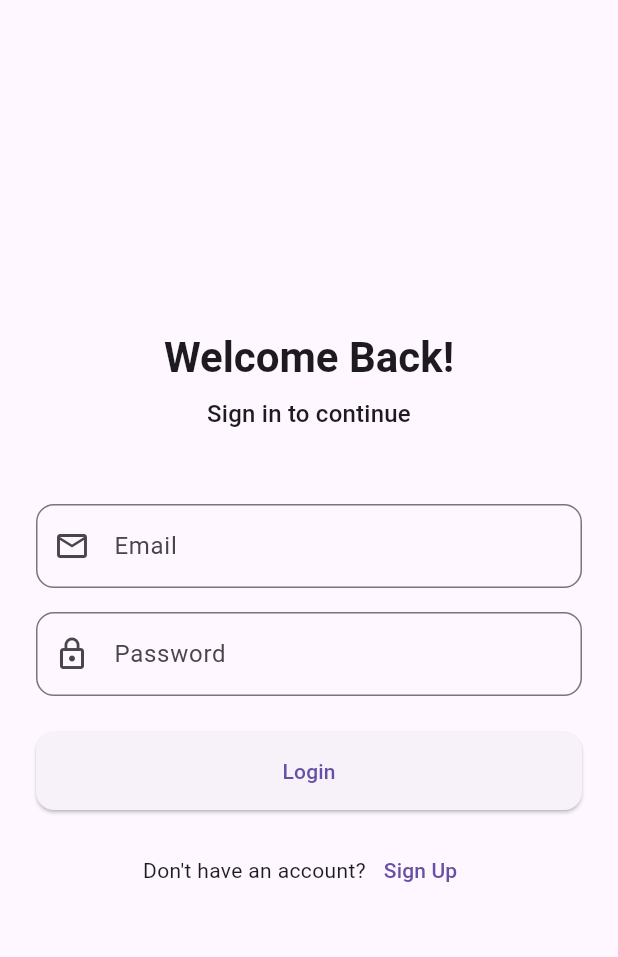
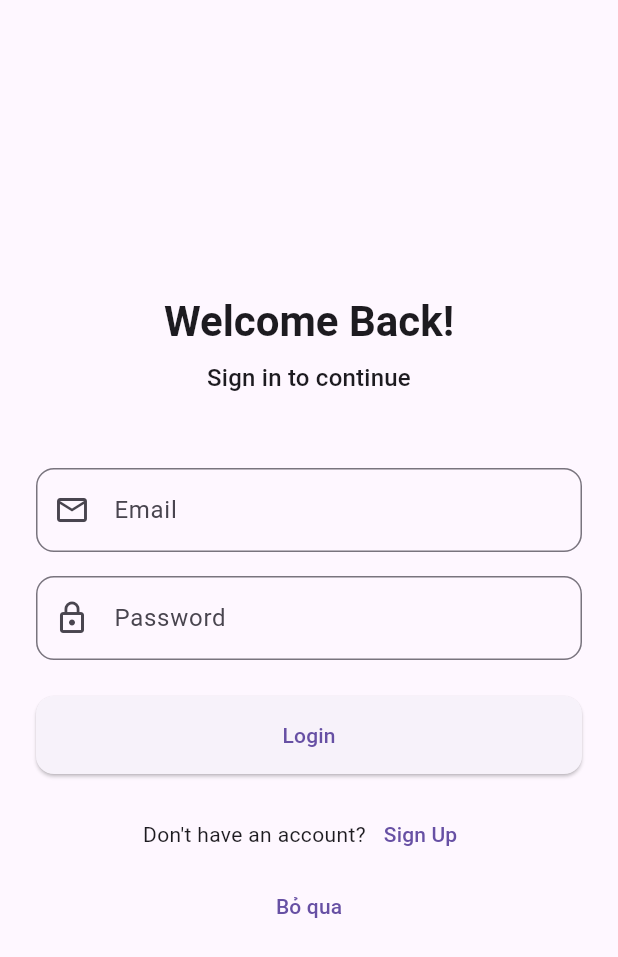
Before and after one commit to tranguyenxuwu/money-app, a Flutter app: the screen it shows after launch, on a phone screen of 412 x 824 dp. Shown: the top 957 px of the screen. Run offline on Flutter 3.47's test engine with Material 3 defaults, Android fonts, the phone set to English and light mode, and no system bars; our stand-ins replace cloud_firestore, firebase_auth, firebase_core, fl_chart, flutter_dotenv, image_picker and 2 more; accounts and stored records are empty; generated files the repository leaves out were written again.

Commit message:
Cuối cùng cũng commit được khổ quá

```diff
--- a/lib/screens/login_and_signup/login_screen.dart
+++ b/lib/screens/login_and_signup/login_screen.dart
@@ -151,6 +151,14 @@ class _LoginScreenState extends State<LoginScreen> {
                       ),
                     ],
                   ),
+                  TextButton(
+                    onPressed: () {
+                      Navigator.of(context).pushReplacement(
+                        MaterialPageRoute(builder: (context) => const HomeScreen()),
+                      );
+                    },
+                    child: const Text('Bỏ qua'),
+                  ),
                 ],
               ),
             ),
```
